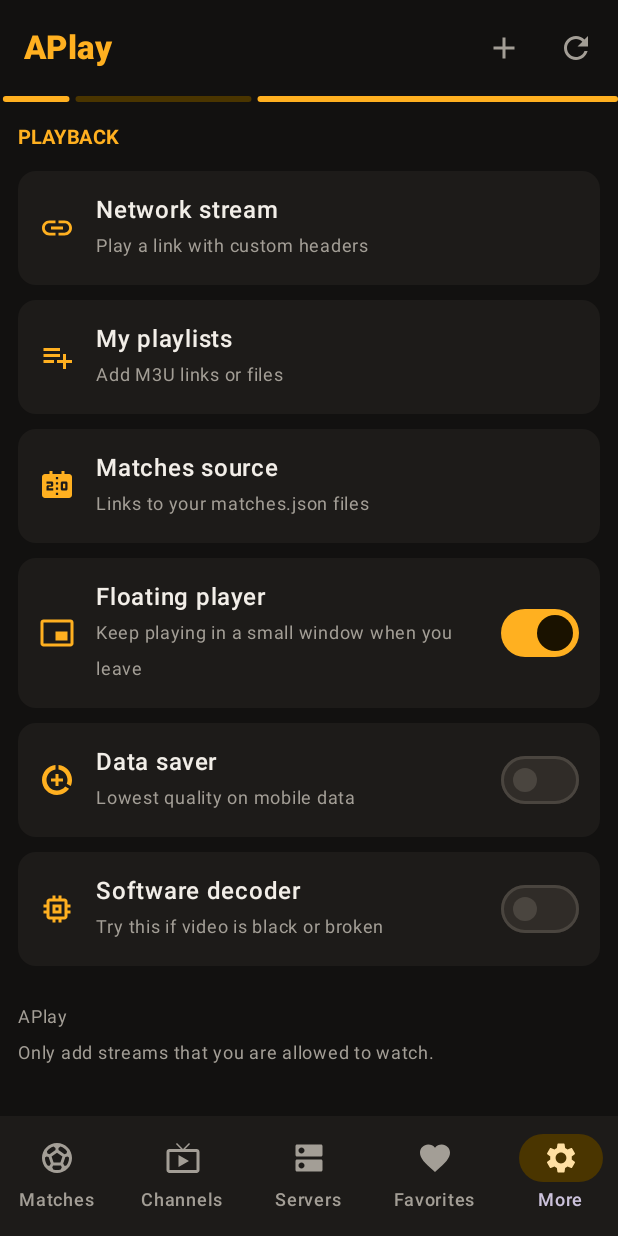
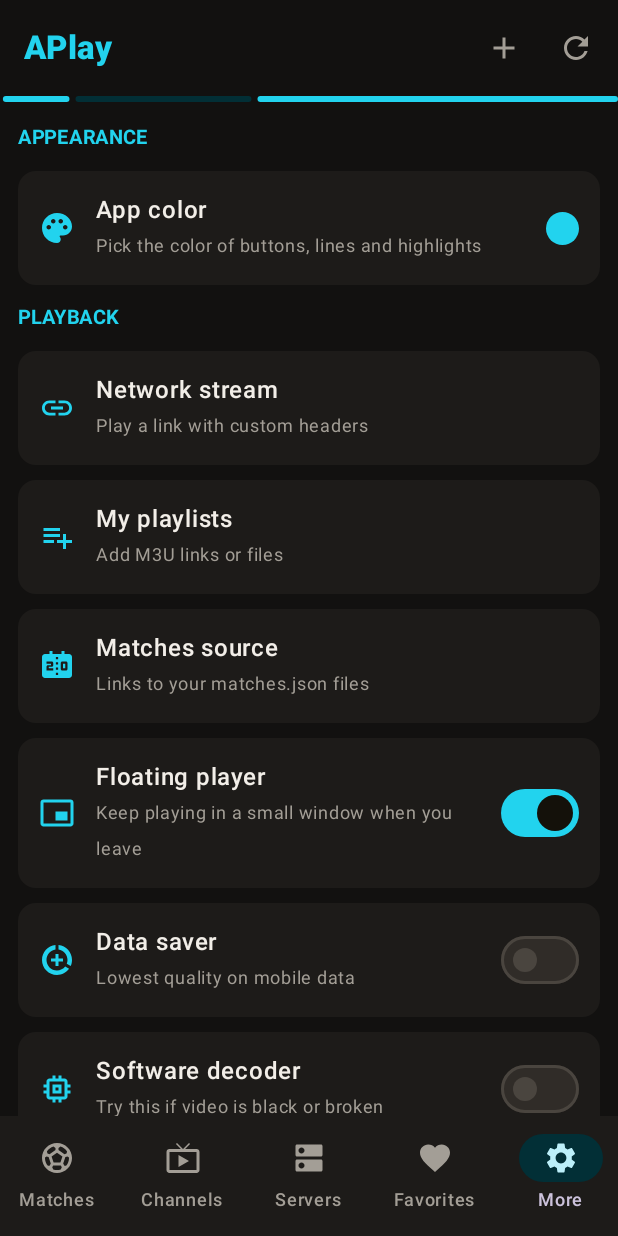
Before and after one commit to Abidananta/Ananta-Flix, an Android app built with Jetpack Compose: the screen it shows after launch (MainActivity), item 5 of the bottom bar chosen, on a phone screen of 412 x 824 dp. Run offline under Robolectric (Android 15) with nearby library versions, the phone set to English and light mode, and no system bars; network calls fail; pictures from the network do not load; 1 statement that could not run was skipped.

Commit message:
Add files via upload

```diff
--- a/app/src/main/java/com/aplay/tv/Net.kt
+++ b/app/src/main/java/com/aplay/tv/Net.kt
@@ -31,6 +31,8 @@ object Net {
                 return fetchWith(address, agent)
             } catch (e: IOException) {
                 failure = e
+                // A missing file will not appear under another name.
+                if (e.message?.contains("answered 404") == true) break
             }
         }
         throw failure ?: IOException("Could not load")
--- a/app/src/main/java/com/aplay/tv/Store.kt
+++ b/app/src/main/java/com/aplay/tv/Store.kt
@@ -55,6 +55,11 @@ class Store(context: Context) {
         get() = prefs.getString("selectedServer", "").orEmpty()
         set(value) = prefs.edit().putString("selectedServer", value).apply()
 
+    /** The app colour chosen in More > App color, as an ARGB number. */
+    var accent: Int
+        get() = prefs.getInt("accent", 0xFF22D3EE.toInt())
+        set(value) = prefs.edit().putInt("accent", value).apply()
+
     var matchesUrl: String
         get() = prefs.getString("matchesUrl", "").orEmpty()
         set(value) = prefs.edit().putString("matchesUrl", value).apply()
--- a/app/src/main/java/com/aplay/tv/ui/ChannelScreens.kt
+++ b/app/src/main/java/com/aplay/tv/ui/ChannelScreens.kt
@@ -56,8 +56,8 @@ fun ChannelsScreen(
         }
     }
     Column(Modifier.fillMaxSize()) {
-        // The chips are hidden under the player to leave room for channels.
-        if (playingId == null) ChipRow(categories, active, onCategory)
+        // Categories stay visible under the Now Playing card.
+        ChipRow(categories, active, onCategory)
         if (visible.isEmpty()) {
             EmptyMessage("No channels found.")
         } else {
--- a/app/src/main/java/com/aplay/tv/ui/MoreScreen.kt
+++ b/app/src/main/java/com/aplay/tv/ui/MoreScreen.kt
@@ -1,5 +1,14 @@
 package com.aplay.tv.ui
 
+import androidx.compose.material.icons.filled.Check
+import androidx.compose.material.icons.filled.Palette
+import androidx.compose.ui.graphics.Color
+import androidx.compose.ui.draw.clip
+import androidx.compose.foundation.layout.size
+import androidx.compose.foundation.layout.Box
+import androidx.compose.foundation.shape.CircleShape
+import androidx.compose.foundation.background
+import androidx.compose.foundation.border
 import androidx.compose.foundation.clickable
 import androidx.compose.foundation.layout.Arrangement
 import androidx.compose.foundation.layout.Column
@@ -41,7 +50,7 @@ import com.aplay.tv.AppViewModel
 import com.aplay.tv.BuildConfig
 import com.aplay.tv.Stream
 
-private enum class Dialog { NONE, STREAM, PLAYLISTS, MATCHES }
+private enum class Dialog { NONE, STREAM, PLAYLISTS, MATCHES, COLOR }
 
 @Composable
 fun MoreScreen(model: AppViewModel, onPlay: (String, List<Stream>, Int) -> Unit) {
@@ -51,6 +60,13 @@ fun MoreScreen(model: AppViewModel, onPlay: (String, List<Stream>, Int) -> Unit)
         Modifier.fillMaxSize().verticalScroll(rememberScrollState()).padding(12.dp),
         verticalArrangement = Arrangement.spacedBy(10.dp),
     ) {
+        Text("APPEARANCE", color = Accent, fontWeight = FontWeight.Bold, fontSize = 13.sp)
+        SettingRow(
+            Icons.Filled.Palette, "App color", "Pick the color of buttons, lines and highlights",
+            trailing = {
+                Box(Modifier.size(22.dp).clip(CircleShape).background(model.accent))
+            },
+        ) { dialog = Dialog.COLOR }
         Text("PLAYBACK", color = Accent, fontWeight = FontWeight.Bold, fontSize = 13.sp)
         SettingRow(Icons.Filled.Link, "Network stream", "Play a link with custom headers") {
             dialog = Dialog.STREAM
@@ -95,6 +111,7 @@ fun MoreScreen(model: AppViewModel, onPlay: (String, List<Stream>, Int) -> Unit)
         )
         Dialog.PLAYLISTS -> PlaylistManagerDialog(model) { dialog = Dialog.NONE }
         Dialog.MATCHES -> MatchesDialog(model) { dialog = Dialog.NONE }
+        Dialog.COLOR -> ColorDialog(model) { dialog = Dialog.NONE }
     }
 }
 
@@ -227,3 +244,31 @@ private fun MatchesDialog(model: AppViewModel, onDismiss: () -> Unit) {
         dismissButton = { TextButton(onClick = onDismiss) { Text("Cancel") } },
     )
 }
+
+@Composable
+private fun ColorDialog(model: AppViewModel, onDismiss: () -> Unit) {
+    AlertDialog(
+        onDismissRequest = onDismiss,
+        title = { Text("App color") },
+        text = {
+            Column(verticalArrangement = Arrangement.spacedBy(14.dp)) {
+                AccentChoices.chunked(4).forEach { row ->
+                    Row(horizontalArrangement = Arrangement.spacedBy(14.dp)) {
+                        row.forEach { (name, color) ->
+                            val selected = model.accent == color
+                            Box(
+                                Modifier.size(52.dp).clip(CircleShape).background(color)
+                                    .border(if (selected) 3.dp else 0.dp, Color.White, CircleShape)
+                                    .clickable { model.updateAccent(color) },
+                                contentAlignment = Alignment.Center,
+                            ) {
+                                if (selected) Icon(Icons.Filled.Check, contentDescription = name, tint = Color.Black)
+                            }
+                        }
+                    }
+                }
+            }
+        },
+        confirmButton = { TextButton(onClick = onDismiss) { Text("Done") } },
+    )
+}
--- a/app/src/main/java/com/aplay/tv/ui/Theme.kt
+++ b/app/src/main/java/com/aplay/tv/ui/Theme.kt
@@ -3,18 +3,36 @@ package com.aplay.tv.ui
 import androidx.compose.material3.MaterialTheme
 import androidx.compose.material3.darkColorScheme
 import androidx.compose.runtime.Composable
+import androidx.compose.runtime.mutableStateOf
+import androidx.compose.runtime.remember
 import androidx.compose.ui.graphics.Color
+import androidx.compose.ui.graphics.lerp
+import androidx.compose.ui.graphics.luminance
 
-val Accent = Color(0xFFFFB020)
+/** The colour the user picked in More > App color. Reading it in a composable keeps it live. */
+private val accentState = mutableStateOf(Color(0xFF22D3EE))
+
+val Accent: Color get() = accentState.value
+
+fun setAccent(color: Color) {
+    accentState.value = color
+}
+
 val LiveRed = Color(0xFFFF4D4F)
 
+/** Colours offered in More > App color. */
+val AccentChoices = listOf(
+    "Cyan" to Color(0xFF22D3EE),
+    "Amber" to Color(0xFFFFB020),
+    "Red" to Color(0xFFFF4D4F),
+    "Green" to Color(0xFF34D399),
+    "Purple" to Color(0xFFA78BFA),
+    "Blue" to Color(0xFF3B82F6),
+    "Pink" to Color(0xFFF472B6),
+    "Orange" to Color(0xFFFB923C),
+)
+
 private val Colors = darkColorScheme(
-    primary = Accent,
-    onPrimary = Color(0xFF1A1200),
-    primaryContainer = Color(0xFF4A3500),
-    onPrimaryContainer = Color(0xFFFFE0A3),
-    secondaryContainer = Color(0xFF4A3500),
-    onSecondaryContainer = Color(0xFFFFE0A3),
     background = Color(0xFF121110),
     onBackground = Color(0xFFF2EEE8),
     surface = Color(0xFF121110),
@@ -29,5 +47,18 @@ private val Colors = darkColorScheme(
 
 @Composable
 fun APlayTheme(content: @Composable () -> Unit) {
-    MaterialTheme(colorScheme = Colors, content = content)
+    val accent = Accent
+    val scheme = remember(accent) {
+        val container = lerp(Color.Black, accent, 0.35f)
+        val onContainer = lerp(accent, Color.White, 0.6f)
+        Colors.copy(
+            primary = accent,
+            onPrimary = if (accent.luminance() > 0.4f) Color(0xFF14110A) else Color.White,
+            primaryContainer = container,
+            onPrimaryContainer = onContainer,
+            secondaryContainer = container,
+            onSecondaryContainer = onContainer,
+        )
+    }
+    MaterialTheme(colorScheme = scheme, content = content)
 }
```
Also changed, not shown: app/src/main/java/com/aplay/tv/AppViewModel.kt (+54 -8 lines), app/src/main/java/com/aplay/tv/ui/NowPlayingBar.kt (+41 -20 lines), app/src/main/java/com/aplay/tv/ui/PlayerPane.kt (+14 -0 lines), 2 other files.
